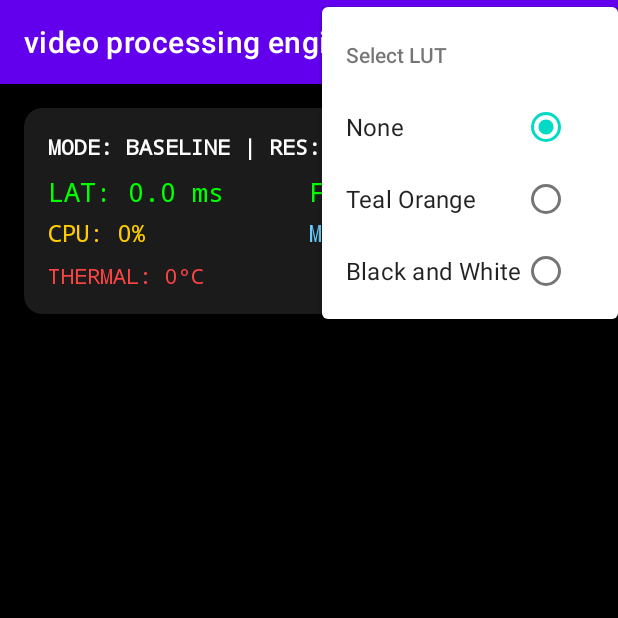
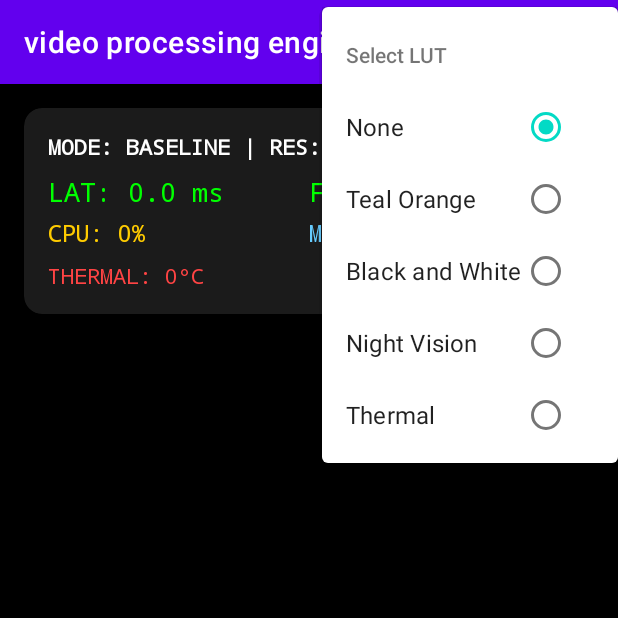
Before and after one commit to dipeshkant0/Accelerated-Mobile-Video-Processing-Engine, an Android app: the screen it shows after launch (MainActivity), in the options menu, after a tap on "Select LUT", on a phone screen of 412 x 824 dp, the top half of it. Run offline under Robolectric (Android 15) with nearby library versions, the light colour scheme and no system bars; libraries missing offline, so code that uses them is left out: androidx.camera.core, androidx.camera.lifecycle; 3 statements that could not run were skipped.

Commit message:
Final commit

```diff
--- a/app/src/main/java/com/example/videoprocessingengine/MainActivity.kt
+++ b/app/src/main/java/com/example/videoprocessingengine/MainActivity.kt
@@ -48,33 +48,26 @@ class MainActivity : AppCompatActivity() {
     private var latencyFrameCount = 0
     private var displayLatency = 0.0
 
-    // Variables for my Hybrid mode logic
-    private var batteryPercent = 100
-    private var lastLatencyValue = 0.0
-
-    // Dynamic Calibration Variables
-    private enum class CalibrationState { IDLE, PROFILING_BASELINE, PROFILING_SIMD, PROFILING_GPU, READY }
-    private var calibrationState = CalibrationState.IDLE
-    private var profilingFrameCounter = 0
-    private val FRAMES_PER_MODE = 15
-    private val WARMUP_FRAMES = 5 // Skip first few frames for cache/thermal stability
-    private var avgBaselineLatency = 0.0
-    private var avgSimdLatency = 0.0
-    private var avgGpuLatency = 0.0
+    private var batPct = 100
+    private var lastLat = 0.0
 
     enum class ProcessingMode { BASELINE, SIMD, GPU, HYBRID }
-    private var currentMode = ProcessingMode.BASELINE
+    private var curMode = ProcessingMode.BASELINE
 
-    private var tealOrangeLUT: FloatArray? = null
-    private var blackWhiteLUT: FloatArray? = null
-    private var lutSizeteal: Int = 0
-    private var lutSizebw: Int = 0
-    private var currentLUT: FloatArray? = null
-    private var lutSize: Int = 0
-    private var targetWidth = 1280
-    private var targetHeight = 720
-    private lateinit var cameraExecutor: ExecutorService
-    private var displaySurface: Surface? = null
+    private var lutTeal: FloatArray? = null
+    private var lutBW: FloatArray? = null
+    private var lutNight: FloatArray? = null
+    private var lutThermal: FloatArray? = null
+    private var sTeal: Int = 0
+    private var sBW: Int = 0
+    private var sNight: Int = 0
+    private var sThermal: Int = 0
+    private var lutArr: FloatArray? = null
+    private var lSize: Int = 0
+    private var tW = 1280
+    private var tH = 720
+    private lateinit var camExec: ExecutorService
+    private var surf: Surface? = null
 
     // frame processing function in c++
     external fun processFrameNative(inRgba: ByteBuffer, outRgbaBuf: ByteBuffer, width: Int, height: Int, rowStride: Int, currentLUT: FloatArray?, lutSize: Int): Double
@@ -91,7 +84,7 @@ class MainActivity : AppCompatActivity() {
             val level = intent?.getIntExtra(BatteryManager.EXTRA_LEVEL, -1) ?: -1
             val scale = intent?.getIntExtra(BatteryManager.EXTRA_SCALE, -1) ?: -1
             if (level != -1 && scale != -1) {
-                batteryPercent = (level * 100 / scale.toFloat()).toInt()
+                batPct = (level * 100 / scale.toFloat()).toInt()
             }
         }
     }
@@ -99,7 +92,7 @@ class MainActivity : AppCompatActivity() {
     override fun onDestroy() {
         super.onDestroy()
         unregisterReceiver(batteryReceiver)
-        cameraExecutor.shutdown()
+        camExec.shutdown()
     }
 
     override fun onCreate(savedInstanceState: Bundle?) {
@@ -112,25 +105,48 @@ class MainActivity : AppCompatActivity() {
         setContentView(binding.root)
 
         val filter = IntentFilter(Intent.ACTION_BATTERY_CHANGED)
-        registerReceiver(batteryReceiver, filter)
+        val batteryStatus = registerReceiver(batteryReceiver, filter)
+
+        // Initialize values from the current battery status
+        batteryStatus?.let { intent ->
+            val temp = intent.getIntExtra(BatteryManager.EXTRA_TEMPERATURE, 0)
+            tempInCelsius = temp / 10.0
+            val level = intent.getIntExtra(BatteryManager.EXTRA_LEVEL, -1)
+            val scale = intent.getIntExtra(BatteryManager.EXTRA_SCALE, -1)
+            if (level != -1 && scale != -1) {
+                batPct = (level * 100 / scale.toFloat()).toInt()
+            }
+        }
 
         // Preload all available LUTs exactly once when the app opens
         val bwLutData = LutParser.parseCubeFile(this, "LUTs/BlackAndWhiteLUT.cube")
         if (bwLutData != null) {
-            blackWhiteLUT = bwLutData.data
-            lutSizebw = bwLutData.size
+            lutBW = bwLutData.data
+            sBW = bwLutData.size
         }
 
         val tealOrangeLutData = LutParser.parseCubeFile(this, "LUTs/TealOrangeLUT.cube")
         if (tealOrangeLutData != null) {
-            tealOrangeLUT = tealOrangeLutData.data
-            lutSizeteal = tealOrangeLutData.size
+            lutTeal = tealOrangeLutData.data
+            sTeal = tealOrangeLutData.size
+        }
+
+        val nightVisionLutData = LutParser.parseCubeFile(this, "LUTs/Night Vision.cube")
+        if (nightVisionLutData != null) {
+            lutNight = nightVisionLutData.data
+            sNight = nightVisionLutData.size
+        }
+
+        val thermalLutData = LutParser.parseCubeFile(this, "LUTs/Thermal.cube")
+        if (thermalLutData != null) {
+            lutThermal = thermalLutData.data
+            sThermal = thermalLutData.size
         }
 
         // Set the default LUT
-        currentLUT = null
+        lutArr = null
 
-        cameraExecutor = Executors.newSingleThreadExecutor()
+        camExec = Executors.newSingleThreadExecutor()
 
         if (allPermissionsGranted()) {
             startCamera()
@@ -140,14 +156,14 @@ class MainActivity : AppCompatActivity() {
 
         binding.gpuTextureView.surfaceTextureListener = object : TextureView.SurfaceTextureListener {
             override fun onSurfaceTextureAvailable(st: SurfaceTexture, width: Int, height: Int) {
-                displaySurface = Surface(st)
+                surf = Surface(st)
             }
             override fun onSurfaceTextureSizeChanged(st: SurfaceTexture, width: Int, height: Int) {
-                displaySurface = Surface(st)
+                surf = Surface(st)
             }
             override fun onSurfaceTextureDestroyed(st: SurfaceTexture): Boolean {
-                displaySurface?.release()
-                displaySurface = null
+                surf?.release()
+                surf = null
                 return true
             }
             override fun onSurfaceTextureUpdated(st: SurfaceTexture) {}
@@ -164,39 +180,46 @@ class MainActivity : AppCompatActivity() {
 
         when (item.itemId) {
             R.id.mode_baseline -> {
-                currentMode = ProcessingMode.BASELINE
+                curMode = ProcessingMode.BASELINE
             }
             R.id.mode_simd -> {
-                currentMode = ProcessingMode.SIMD
+                curMode = ProcessingMode.SIMD
             }
             R.id.mode_gpu -> {
-                currentMode = ProcessingMode.GPU
+                curMode = ProcessingMode.GPU
             }
             R.id.mode_hybrid -> {
-                currentMode = ProcessingMode.HYBRID
-                calibrationState = CalibrationState.IDLE
+                curMode = ProcessingMode.HYBRID
             }
             R.id.res_720p -> {
-                targetWidth = 1280
-                targetHeight = 720
+                tW = 1280
+                tH = 720
                 restartCamera()
             }
             R.id.res_1080p -> {
-                targetWidth = 1920
-                targetHeight = 1080
+                tW = 1920
+                tH = 1080
                 restartCamera()
             }
             R.id.teal_orange -> {
-                currentLUT = tealOrangeLUT
-                lutSize = lutSizeteal
+                lutArr = lutTeal
+                lSize = sTeal
             }
             R.id.black_white -> {
-                currentLUT = blackWhiteLUT
-                lutSize = lutSizebw
+                lutArr = lutBW
+                lSize = sBW
+            }
+            R.id.night_vision -> {
+                lutArr = lutNight
+                lSize = sNight
+            }
+            R.id.thermal -> {
+                lutArr = lutThermal
+                lSize = sThermal
             }
             R.id.no_lut -> {
-                currentLUT = null
-                lutSize = 0
+                lutArr = null
+                lSize = 0
             }
         }
         return true
@@ -219,16 +242,14 @@ class MainActivity : AppCompatActivity() {
                     ResolutionSelector.Builder()
                         .setResolutionStrategy(
                             ResolutionStrategy(
-                                Size(targetWidth, targetHeight),
+                                Size(tW, tH),
                                 ResolutionStrategy.FALLBACK_RULE_CLOSEST_HIGHER_THEN_LOWER
                             )
                         ).build()
                 ).build()
-            imageAnalysis.setAnalyzer(cameraExecutor) { imageProxy ->
+            imageAnalysis.setAnalyzer(camExec) { imageProxy ->
                 val width = imageProxy.width
                 val height = imageProxy.height
-
-                // 1. Battery Temperature is now updated via BroadcastReceiver
 
                 val currentTimestamp = System.currentTimeMillis()
                 val currentCpuTime = android.os.Debug.threadCpuTimeNanos()
@@ -241,10 +262,8 @@ class MainActivity : AppCompatActivity() {
 
                 if (currentTimestamp - lastFrameTimestamp >= 1000) {
                     val timeInterval = currentTimestamp - lastFrameTimestamp
-
                     fps = (frameCount * 1000.0) / timeInterval
 
-                    // Average the latency over the frames processed in the last second
                     if (latencyFrameCount > 0) {
                         displayLatency = totalLatencyOverInterval / latencyFrameCount
                     }
@@ -255,7 +274,6 @@ class MainActivity : AppCompatActivity() {
                     val realDiff = timeInterval * 1_000_000L
                     cpuUsage = (cpuDiff.toDouble() / realDiff.toDouble()) * 100.0
 
-                    // Fetch Memory data
                     val memInfo = android.app.ActivityManager.MemoryInfo()
                     val actManager = getSystemService(ACTIVITY_SERVICE) as android.app.ActivityManager
                     actManager.getMemoryInfo(memInfo)
@@ -269,130 +287,29 @@ class MainActivity : AppCompatActivity() {
                     lastRealTime = currentTimestamp
                 }
 
-
-                // Initialize memory for the frame if it doesn't exist yet
                 if (rgbaBuffer == null || rgbaBuffer!!.capacity() < width * height * 4) {
                     rgbaBuffer = ByteBuffer.allocateDirect(width * height * 4)
                 }
 
-                // Decide which mode to use if we are in Hybrid mode
-                var modeToUseRightNow = currentMode
-                if (currentMode == ProcessingMode.HYBRID) {
-                    when (calibrationState) {
-                        CalibrationState.IDLE -> {
-                            calibrationState = CalibrationState.PROFILING_BASELINE
-                            profilingFrameCounter = 0
-                            avgBaselineLatency = 0.0
-                            modeToUseRightNow = ProcessingMode.BASELINE
-                        }
-                        CalibrationState.PROFILING_BASELINE -> {
-                            modeToUseRightNow = ProcessingMode.BASELINE
-                            profilingFrameCounter++
-                            // Skip the first few frames (warm-up)
-                            if (profilingFrameCounter > WARMUP_FRAMES) {
-                                avgBaselineLatency += lastLatencyValue
-                                // If we've collected enough stable frames
-                                if (profilingFrameCounter >= (WARMUP_FRAMES + FRAMES_PER_MODE)) {
-                                    avgBaselineLatency /= FRAMES_PER_MODE
-                                    calibrationState = CalibrationState.PROFILING_SIMD
-                                    profilingFrameCounter = 0
-                                    avgSimdLatency = 0.0
-                                }
-                            }
-                        }
-                        CalibrationState.PROFILING_SIMD -> {
-                            modeToUseRightNow = ProcessingMode.SIMD
-                            profilingFrameCounter++
-                            if (profilingFrameCounter > WARMUP_FRAMES) {
-                                avgSimdLatency += lastLatencyValue
-                                if (profilingFrameCounter >= (WARMUP_FRAMES + FRAMES_PER_MODE)) {
-                                    avgSimdLatency /= FRAMES_PER_MODE
-                                    calibrationState = CalibrationState.PROFILING_GPU
-                                    profilingFrameCounter = 0
-                                    avgGpuLatency = 0.0
-                                }
-                            }
-                        }
-                        CalibrationState.PROFILING_GPU -> {
-                            modeToUseRightNow = ProcessingMode.GPU
-                            profilingFrameCounter++
-                            if (profilingFrameCounter > WARMUP_FRAMES) {
-                                avgGpuLatency += lastLatencyValue
-                                if (profilingFrameCounter >= (WARMUP_FRAMES + FRAMES_PER_MODE)) {
-                                    avgGpuLatency /= FRAMES_PER_MODE
-                                    calibrationState = CalibrationState.READY
-                                    profilingFrameCounter = 0
-                                }
-                            }
-                        }
-                        CalibrationState.READY -> {
-                            // PERFORMANCE-FIRST HYBRID LOGIC (Restored)
-
-                            // 1. Thermal Emergency (over 40 degrees) - Use the calibrated "Safe Mode"
-                            if (tempInCelsius > 40.0) {
-                                modeToUseRightNow = ProcessingMode.BASELINE
-                            }
-                            // 2. Battery Low - Use the calibrated "Efficient Mode" (SIMD on your phone)
-                            else if (batteryPercent < 20) {
-                                modeToUseRightNow = ProcessingMode.SIMD
-                            }
-                            // 3. Performance Check - If latency > 15% slower than the GPU benchmark
-                            else if (lastLatencyValue > (avgGpuLatency * 1.15)) {
-                                // If GPU is slowing down (thermal throttling?), fall back to SIMD
-                                modeToUseRightNow = ProcessingMode.SIMD
-                            }
-                            // 4. Default - Use the winner from our benchmark (GPU on your phone)
-                            else {
-                                modeToUseRightNow = if (avgGpuLatency < avgSimdLatency)
-                                    ProcessingMode.GPU else ProcessingMode.SIMD
-                            }
-                        }
-                    }
+                var mode = curMode
+                if (curMode == ProcessingMode.HYBRID) {
+                    // Switch to SIMD if temperature > 40C or battery < 15% to save power and reduce heat
+                    mode = if (tempInCelsius < 40.0 && batPct > 15) ProcessingMode.GPU else ProcessingMode.SIMD
                 }
 
-                // Send the frame to C++ based on the selected mode
-                val latency = when (modeToUseRightNow) {
-                    ProcessingMode.SIMD -> processFrameNativeSIMD(
-                        imageProxy.planes[0].buffer,
-                        rgbaBuffer!!,
-                        width,
-                        height,
-                        imageProxy.planes[0].rowStride,
-                        currentLUT,
-                        lutSize
-                    )
-                    ProcessingMode.GPU -> processFrameNativeGPU(
-                        imageProxy.planes[0].buffer,
-                        rgbaBuffer!!,
-                        width,
-                        height,
-                        imageProxy.planes[0].rowStride,
-                        currentLUT,
-                        lutSize,
-                        displaySurface
-                    )
-                    else -> processFrameNative(
-                        imageProxy.planes[0].buffer,
-                        rgbaBuffer!!,
-                        width,
-                        height,
-                        imageProxy.planes[0].rowStride,
-                        currentLUT,
-                        lutSize
-                    )
+                val lat = when (mode) {
+                    ProcessingMode.SIMD -> processFrameNativeSIMD(imageProxy.planes[0].buffer, rgbaBuffer!!, width, height, imageProxy.planes[0].rowStride, lutArr, lSize)
+                    ProcessingMode.GPU -> processFrameNativeGPU(imageProxy.planes[0].buffer, rgbaBuffer!!, width, height, imageProxy.planes[0].rowStride, lutArr, lSize, surf)
+                    else -> processFrameNative(imageProxy.planes[0].buffer, rgbaBuffer!!, width, height, imageProxy.planes[0].rowStride, lutArr, lSize)
                 }
 
-                // Save the latency so we can use it for the next frame in Hybrid mode
-                lastLatencyValue = latency
-
-                // Accumulate latency over the interval
-                totalLatencyOverInterval += latency
+                lastLat = lat
+                totalLatencyOverInterval += lat
                 latencyFrameCount++
 
                 rgbaBuffer!!.rewind()
 
-                if (modeToUseRightNow != ProcessingMode.GPU) {
-                    // Convert the raw returned buffer into a Bitmap so the screen can show it
+                if (mode != ProcessingMode.GPU) {
                     if (reusableBitmap == null || reusableBitmap!!.width != width || reusableBitmap!!.height != height) {
                         reusableBitmap = Bitmap.createBitmap(width, height, Bitmap.Config.ARGB_8888)
                     }
@@ -400,14 +317,12 @@ class MainActivity : AppCompatActivity() {
                 }
 
                 runOnUiThread {
-                    if (modeToUseRightNow == ProcessingMode.GPU) {
+                    if (mode == ProcessingMode.GPU) {
                         binding.gpuTextureView.visibility = android.view.View.VISIBLE
                         binding.processedImageView.visibility = android.view.View.GONE
                     } else {
                         binding.gpuTextureView.visibility = android.view.View.GONE
                         binding.processedImageView.visibility = android.view.View.VISIBLE
-
-                        // Rotate the bitmap for portrait display
                         val matrix = Matrix()
                         matrix.postRotate(90f)
                         val rotatedBitmap = Bitmap.createBitmap(reusableBitmap!!, 0, 0, width, height, matrix, false)
@@ -415,18 +330,8 @@ class MainActivity : AppCompatActivity() {
                     }
                     frameCount++
 
-                    // Show the mode name, and if it is Hybrid, show what it is actually doing
-                    val modeDisplayName = if (currentMode == ProcessingMode.HYBRID) {
-                        when (calibrationState) {
-                            CalibrationState.READY -> "HYBRID (READY: ${modeToUseRightNow.name})"
-                            CalibrationState.IDLE -> "HYBRID (PREPARING...)"
-                            else -> "HYBRID (PROFILING ${modeToUseRightNow.name}...)"
-                        }
-                    } else {
-                        currentMode.name
-                    }
-
-                    binding.modeLabel.text = "MODE: $modeDisplayName | RES: ${targetHeight}p"
+                    val name = if (curMode == ProcessingMode.HYBRID) "HYBRID (${mode.name})" else curMode.name
+                    binding.modeLabel.text = "MODE: $name | RES: ${tH}p"
                     binding.latencyVal.text = String.format("LAT: %.1f ms", displayLatency)
                     binding.fpsVal.text = String.format("FPS: %.1f", fps)
                     binding.cpuVal.text = String.format("CPU: %.0f%%", cpuUsage)
--- a/app/src/main/res/menu/main_menu.xml
+++ b/app/src/main/res/menu/main_menu.xml
@@ -46,6 +46,12 @@
             <item
             android:id="@+id/black_white"
             android:title="Black and White" />
+            <item
+                android:id="@+id/night_vision"
+                android:title="Night Vision" />
+            <item
+                android:id="@+id/thermal"
+                android:title="Thermal" />
         </group>
     </menu>
 </item>
```
Also changed, not shown: 3 other files.
